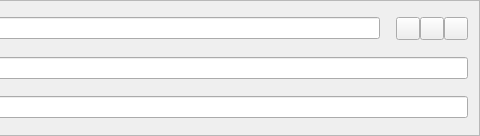
Qt form src/qt/forms/sendcoinsentry.ui (Crestington/Test7) before a commit; both pictures show x 249 to 729 and y 0 to 136 of the 729 by 136 pixel window.
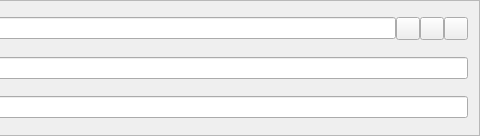
The same form after that commit. Icons and pictures are not drawn. Custom widgets are drawn as their Qt base class.

Patch:
```diff
--- a/src/qt/forms/sendcoinsentry.ui
+++ b/src/qt/forms/sendcoinsentry.ui
@@ -97,22 +97,6 @@
        </property>
       </widget>
      </item>
-     <item>
-      <spacer name="horizontalSpacer">
-       <property name="orientation">
-        <enum>Qt::Horizontal</enum>
-       </property>
-       <property name="sizeType">
-        <enum>QSizePolicy::Fixed</enum>
-       </property>
-       <property name="sizeHint" stdset="0">
-        <size>
-         <width>16</width>
-         <height>20</height>
-        </size>
-       </property>
-      </spacer>
-     </item>
      <item>
       <widget class="QToolButton" name="addressBookButton">
        <property name="toolTip">
```
Left out of the diff: 4 changed lines with no effect on the pictures.
